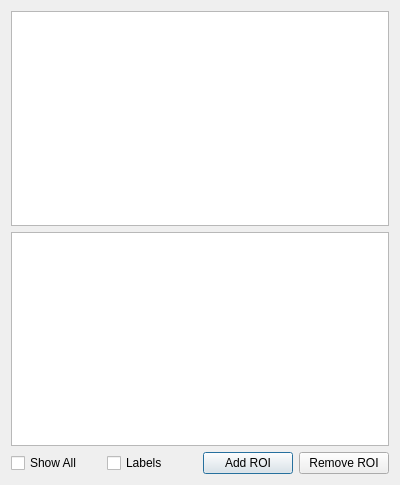
Old version of the form GUI5_ContoursTable.ui in the repository AnaAquiles/Calcium-waves-in-endocrine-cells-analysis.
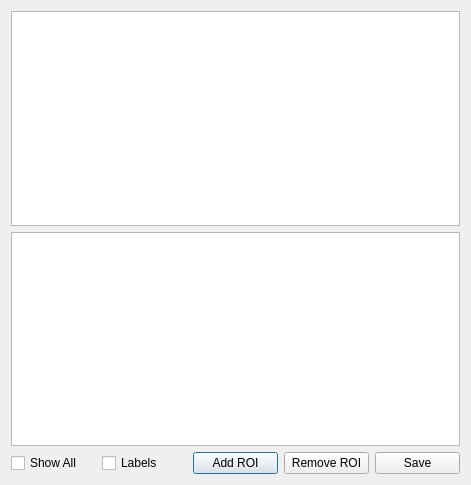
New version of the form. Custom widgets are drawn as their Qt base class.

Commit message: Tiene un detalle al agregar renglones a la tabla, ya guarda los datos en un archivo csv

```diff
--- a/GUI5_ContoursTable.ui
+++ b/GUI5_ContoursTable.ui
@@ -6,7 +6,7 @@
    <rect>
     <x>0</x>
     <y>0</y>
-    <width>400</width>
+    <width>471</width>
     <height>485</height>
    </rect>
   </property>
@@ -54,6 +54,13 @@
        </property>
       </widget>
      </item>
+     <item>
+      <widget class="QPushButton" name="saveButton">
+       <property name="text">
+        <string>Save</string>
+       </property>
+      </widget>
+     </item>
     </layout>
    </item>
   </layout>
```
The commit also changes 2 other files.
